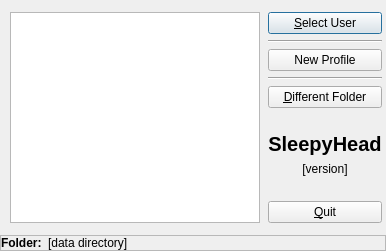
Qt form sleepyhead/profileselect.ui (sbonaime/sleepyhead-code.) before a commit.
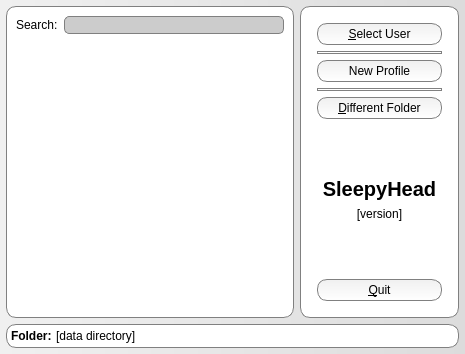
The same form after that commit. Icons and pictures are not drawn.

Commit message: Profile selection screen tweaks and stylesheets

Patch:
```diff
--- a/sleepyhead/profileselect.ui
+++ b/sleepyhead/profileselect.ui
@@ -6,8 +6,8 @@
    <rect>
     <x>0</x>
     <y>0</y>
-    <width>386</width>
-    <height>251</height>
+    <width>465</width>
+    <height>354</height>
    </rect>
   </property>
   <property name="windowTitle">
@@ -17,44 +17,151 @@
    <iconset resource="Resources.qrc">
     <normaloff>:/icons/bob-v3.0.png</normaloff>:/icons/bob-v3.0.png</iconset>
   </property>
+  <property name="styleSheet">
+   <string notr="true">QDialog {
+ background:  qlineargradient(spread:pad, x1:0, y1:0, x2:1, y2:0, stop:0 rgba(240, 240, 240, 255), stop:1 rgba(220, 220, 220, 255));
+}
+
+QFrame {
+background:  white;
+border: 1px solid gray;
+border-radius: 10px;
+}
+
+QLabel {
+background: transparent;
+}
+
+QPushButton {
+background: qlineargradient(spread:pad, x1:0, y1:0, x2:0, y2:1, stop:0 rgba(240, 240, 240, 255), stop:1 rgba(255, 255, 255, 255));
+border: 1px solid gray;
+border-radius: 10px;
+padding: 3px;
+padding-left: 20px;
+padding-right: 20px;
+}
+
+QPushButton:hover {
+background: white;
+border: 2px solid gray;
+}
+
+QPushButton:pressed {
+background: gray;
+}
+
+
+
+QLineEdit {
+border-radius: 5px;
+border: 1px solid gray;
+background: #cccccc;
+}</string>
+  </property>
+  <layout class="QVBoxLayout" name="verticalLayout_3">
+   <property name="spacing">
+    <number>6</number>
+   </property>
+   <property name="leftMargin">
+    <number>6</number>
+   </property>
+   <property name="topMargin">
+    <number>6</number>
+   </property>
+   <property name="rightMargin">
+    <number>6</number>
+   </property>
+   <property name="bottomMargin">
+    <number>6</number>
+   </property>
+   <item>
+    <layout class="QHBoxLayout" name="horizontalLayout_2">
+     <property name="spacing">
+      <number>6</number>
+     </property>
+     <item>
+      <widget class="QFrame" name="frame_3">
+       <property name="styleSheet">
+        <string notr="true"/>
+       </property>
+       <property name="frameShape">
+        <enum>QFrame::StyledPanel</enum>
+       </property>
+       <property name="frameShadow">
+        <enum>QFrame::Raised</enum>
+       </property>
   <layout class="QVBoxLayout" name="verticalLayout">
-   <property name="spacing">
-    <number>0</number>
-   </property>
-   <property name="margin">
-    <number>0</number>
-   </property>
    <item>
     <layout class="QHBoxLayout" name="horizontalLayout">
-     <property name="spacing">
-      <number>8</number>
-     </property>
-     <property name="leftMargin">
-      <number>10</number>
-     </property>
-     <property name="topMargin">
-      <number>12</number>
-     </property>
-     <property name="rightMargin">
-      <number>4</number>
-     </property>
-     <property name="bottomMargin">
-      <number>12</number>
-     </property>
+          <item>
+           <widget class="QLabel" name="label_2">
+            <property name="styleSheet">
+             <string notr="true">border: 0px;</string>
+            </property>
+            <property name="text">
+             <string>Search:</string>
+            </property>
+           </widget>
+          </item>
+          <item>
+           <widget class="QLineEdit" name="filter">
+            <property name="styleSheet">
+             <string notr="true"/>
+            </property>
+           </widget>
+          </item>
+         </layout>
+        </item>
      <item>
       <widget class="QListView" name="listView">
        <property name="contextMenuPolicy">
         <enum>Qt::CustomContextMenu</enum>
        </property>
+          <property name="styleSheet">
+           <string notr="true">border: 0px;</string>
+          </property>
+          <property name="frameShape">
+           <enum>QFrame::NoFrame</enum>
+          </property>
+          <property name="sizeAdjustPolicy">
+           <enum>QAbstractScrollArea::AdjustToContents</enum>
+          </property>
+          <property name="verticalScrollMode">
+           <enum>QAbstractItemView::ScrollPerPixel</enum>
+          </property>
+         </widget>
+        </item>
+       </layout>
       </widget>
      </item>
      <item>
+      <widget class="QFrame" name="frame_2">
+       <property name="styleSheet">
+        <string notr="true">QFrame {
+background: qlineargradient(spread:pad, x1:0, y1:0, x2:1, y2:0, stop:0 rgba(255, 255, 255, 255), stop:1 rgba(220, 220, 220, 255));
+};</string>
+       </property>
+       <property name="frameShape">
+        <enum>QFrame::StyledPanel</enum>
+       </property>
+       <property name="frameShadow">
+        <enum>QFrame::Raised</enum>
+       </property>
       <layout class="QVBoxLayout" name="verticalLayout_2">
        <property name="spacing">
-        <number>6</number>
-       </property>
-       <property name="margin">
-        <number>0</number>
+         <number>-1</number>
+        </property>
+        <property name="leftMargin">
+         <number>16</number>
+        </property>
+        <property name="topMargin">
+         <number>16</number>
+        </property>
+        <property name="rightMargin">
+         <number>16</number>
+        </property>
+        <property name="bottomMargin">
+         <number>16</number>
        </property>
        <item>
         <widget class="QPushButton" name="selectButton">
@@ -74,6 +181,9 @@
           <iconset resource="Resources.qrc">
            <normaloff>:/icons/forward.png</normaloff>:/icons/forward.png</iconset>
          </property>
+          <property name="autoDefault">
+           <bool>false</bool>
+          </property>
         </widget>
        </item>
        <item>
@@ -91,6 +201,9 @@
          <property name="text">
           <string>New Profile</string>
          </property>
+          <property name="autoDefault">
+           <bool>false</bool>
+          </property>
         </widget>
        </item>
        <item>
@@ -105,9 +218,15 @@
          <property name="toolTip">
           <string>Choose a different SleepyHead data folder.</string>
          </property>
+          <property name="styleSheet">
+           <string notr="true"/>
+          </property>
          <property name="text">
           <string>&amp;Different Folder</string>
          </property>
+          <property name="autoDefault">
+           <bool>false</bool>
+          </property>
         </widget>
        </item>
        <item>
@@ -132,6 +251,9 @@
            <bold>true</bold>
           </font>
          </property>
+          <property name="styleSheet">
+           <string notr="true">border: 0px;</string>
+          </property>
          <property name="text">
           <string>SleepyHead</string>
          </property>
@@ -142,6 +264,9 @@
        </item>
        <item>
         <widget class="QLabel" name="labelVersion">
+          <property name="styleSheet">
+           <string notr="true">border: 0px;</string>
+          </property>
          <property name="text">
           <string>[version]</string>
          </property>
@@ -171,9 +296,13 @@
          <property name="text">
           <string>&amp;Quit</string>
          </property>
+          <property name="autoDefault">
+           <bool>false</bool>
+          </property>
         </widget>
        </item>
       </layout>
+      </widget>
      </item>
     </layout>
    </item>
@@ -185,6 +314,9 @@
        <verstretch>0</verstretch>
       </sizepolicy>
      </property>
+     <property name="styleSheet">
+      <string notr="true"/>
+     </property>
      <property name="frameShape">
       <enum>QFrame::StyledPanel</enum>
      </property>
@@ -192,8 +324,20 @@
       <enum>QFrame::Plain</enum>
      </property>
      <layout class="QHBoxLayout" name="horizontalLayout_3">
-      <property name="margin">
-       <number>0</number>
+      <property name="spacing">
+       <number>4</number>
+      </property>
+      <property name="leftMargin">
+       <number>4</number>
+      </property>
+      <property name="topMargin">
+       <number>4</number>
+      </property>
+      <property name="rightMargin">
+       <number>4</number>
+      </property>
+      <property name="bottomMargin">
+       <number>4</number>
       </property>
       <item>
        <widget class="QLabel" name="label">
@@ -203,6 +347,9 @@
           <bold>true</bold>
          </font>
         </property>
+        <property name="styleSheet">
+         <string notr="true">border: 0px;</string>
+        </property>
         <property name="text">
          <string>Folder:</string>
         </property>
@@ -219,9 +366,15 @@
         <property name="toolTip">
          <string>The current location of SleepyHead data store.</string>
         </property>
+        <property name="styleSheet">
+         <string notr="true">border: 0px;</string>
+        </property>
         <property name="text">
          <string>[data directory]</string>
         </property>
+        <property name="wordWrap">
+         <bool>true</bool>
+        </property>
        </widget>
       </item>
      </layout>
```
Lines whose indentation alone changed are shown as unchanged. The commit also changes 3 other files.
